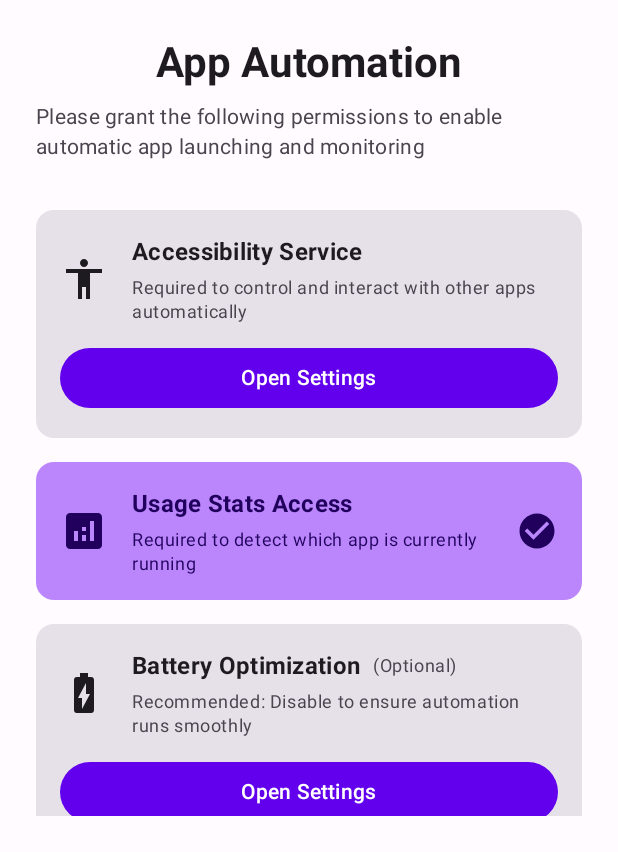
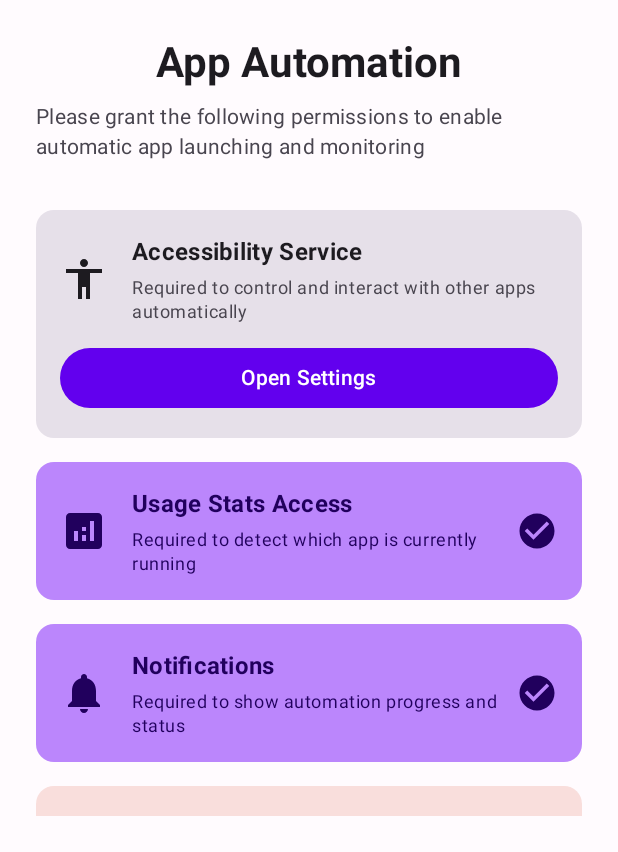
Before and after one commit to hidayat-nur/app-test-autonomos, an Android app built with Jetpack Compose: the screen it shows after launch (MainActivity), on a phone screen of 412 x 824 dp, the part 384-1236 px from its top. Run offline under Robolectric (Android 15) with nearby library versions, the phone set to English and light mode, and no system bars; our stand-ins replace Dagger/Hilt's generated code, Room's generated code.

Commit message:
refactor: Remove battery optimization permission request from PermissionsScreen

```diff
--- a/app/src/main/AndroidManifest.xml
+++ b/app/src/main/AndroidManifest.xml
@@ -11,7 +11,6 @@
     <uses-permission android:name="android.permission.POST_NOTIFICATIONS" />
     <uses-permission android:name="android.permission.FOREGROUND_SERVICE_SPECIAL_USE" />
     <uses-permission android:name="android.permission.SYSTEM_ALERT_WINDOW" />
-    <uses-permission android:name="android.permission.REQUEST_IGNORE_BATTERY_OPTIMIZATIONS" />
     <uses-permission android:name="android.permission.WAKE_LOCK" />
 
     <application
--- a/app/src/main/java/com/appautomation/presentation/ui/screens/PermissionsScreen.kt
+++ b/app/src/main/java/com/appautomation/presentation/ui/screens/PermissionsScreen.kt
@@ -129,18 +129,6 @@ fun PermissionsScreen(
                 icon = Icons.Default.Analytics,
                 isGranted = permissionsState.usageStatsGranted,
                 onClick = { viewModel.openUsageStatsSettings() }
-            )
-
-            Spacer(modifier = Modifier.height(16.dp))
-
-            // Battery Optimization
-            PermissionCard(
-                title = "Battery Optimization",
-                description = "Recommended: Disable to ensure automation runs smoothly",
-                icon = Icons.Default.BatteryChargingFull,
-                isGranted = permissionsState.batteryOptimizationDisabled,
-                onClick = { viewModel.requestBatteryOptimizationExemption() },
-                isOptional = true
             )
 
             Spacer(modifier = Modifier.height(16.dp))
```
